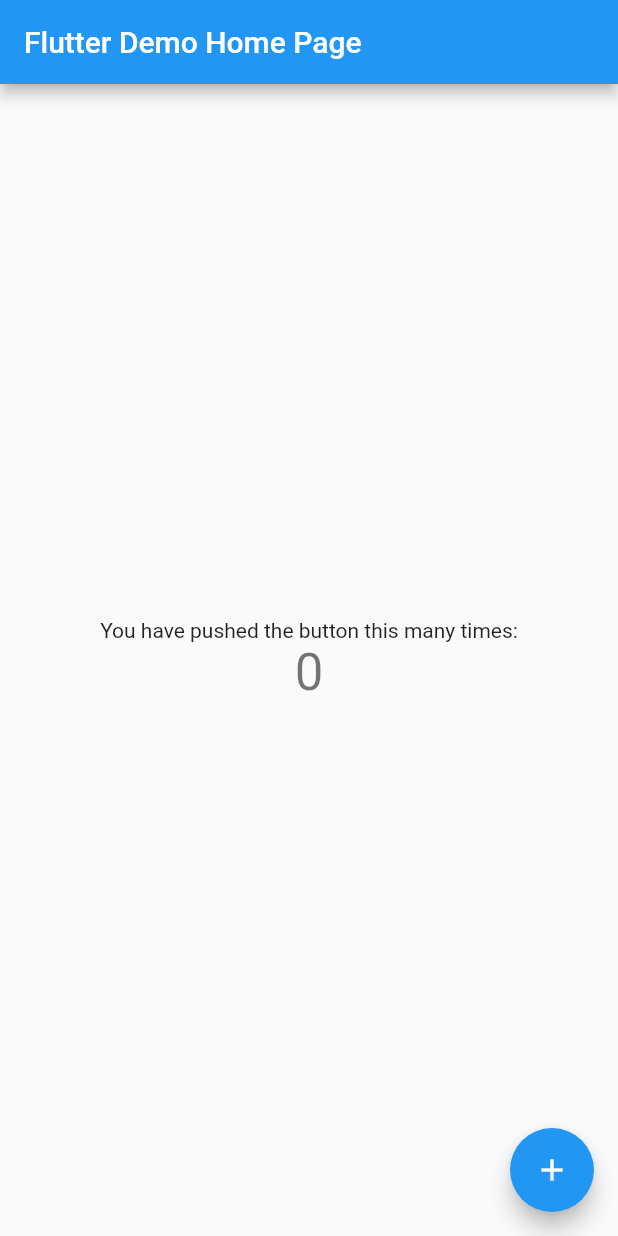
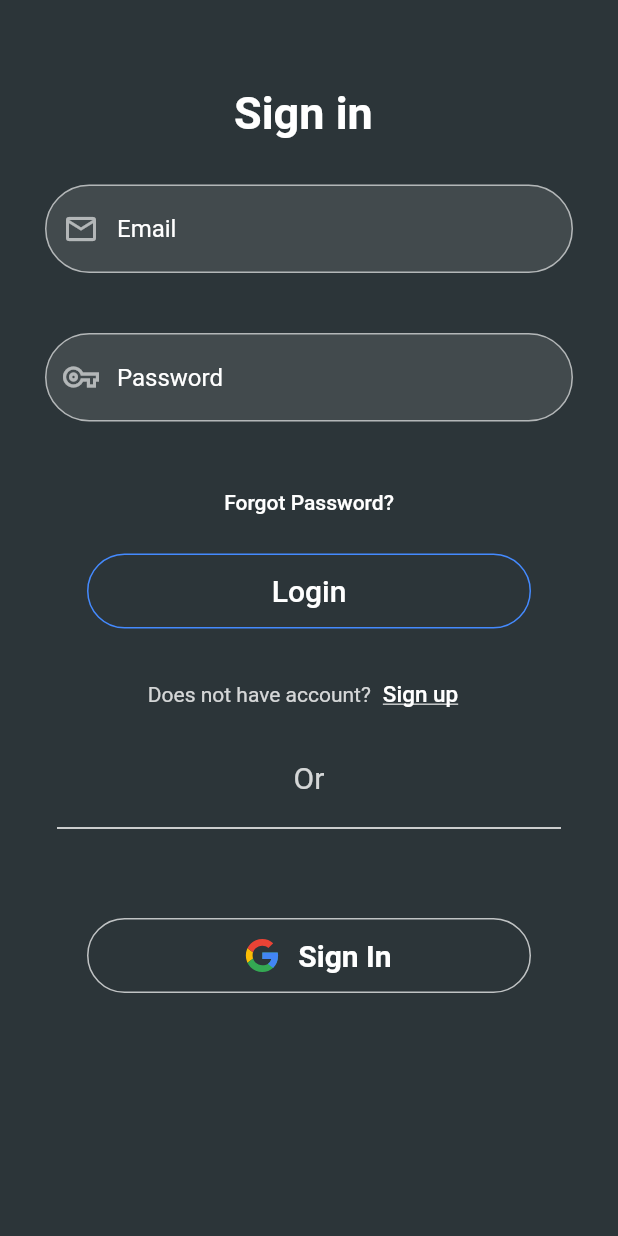
Before and after one commit to mayur4591/mini_project_1, a Flutter app: the screen it shows after launch, on a phone screen of 412 x 824 dp. Run offline on Flutter 3.47's test engine with Material 2 defaults, Android fonts, the phone set to English and light mode, and no system bars; our stand-ins replace flutter_svg; missing offline and left inert: arcore_flutter_plugin.

Commit message:
Initial commit

```diff
--- /dev/null
+++ b/lib/Screens/AuthenticationScreens/loginScreen.dart
@@ -0,0 +1,183 @@
+import 'package:flutter/material.dart';
+import 'package:flutter_svg/flutter_svg.dart';
+import 'package:untitled/Screens/AuthenticationScreens/signUpScreen.dart';
+
+class LoginScreen extends StatefulWidget {
+  const LoginScreen({Key? key}) : super(key: key);
+
+  @override
+  State<LoginScreen> createState() => _LoginScreenState();
+}
+
+class _LoginScreenState extends State<LoginScreen> {
+  TextEditingController emailController = TextEditingController();
+  TextEditingController passwordController = TextEditingController();
+  @override
+  Widget build(BuildContext context) {
+    return Padding(
+        padding: const EdgeInsets.all(10),
+        child: Padding(
+          padding: const EdgeInsets.only(top: 8.0,bottom: 8),
+          child: ListView(
+            children: <Widget>[
+              const SizedBox(height: 30,),
+              Container(
+                  alignment: Alignment.center,
+                  padding: const EdgeInsets.all(10),
+                  child: const Text(
+                    "Sign in ",
+                    style: TextStyle(fontSize: 30,color: Colors.white,fontWeight: FontWeight.bold),
+                  )),
+              Container(
+                padding: const EdgeInsets.all(20),
+                child: TextField(
+                  cursorColor: Colors.white,
+                  style: TextStyle(color: Colors.white),
+                  controller: emailController,
+                  decoration:  InputDecoration(
+                    prefixIcon: Icon(Icons.email_outlined,color: Colors.white.withOpacity(0.6),),
+                    filled: true,
+                    fillColor: Colors.white.withOpacity(0.1),
+                    hintText: 'Email',
+                    hintStyle: const TextStyle(color: Colors.white),
+                    enabledBorder: OutlineInputBorder(
+                      borderRadius: BorderRadius.circular(30),
+                      borderSide: BorderSide(width: 1, color: Colors.white.withOpacity(0.6)), //<-- SEE HERE
+                    ),
+                    focusedBorder:  OutlineInputBorder(
+                      borderRadius: BorderRadius.circular(30),
+                      borderSide: const BorderSide(width: 1, color: Colors.white), //<-- SEE HERE
+                    ),
+                ),
+              ),
+              ),
+              Container(
+                padding: const EdgeInsets.all(20),
+                decoration: BoxDecoration(
+                  borderRadius: BorderRadius.circular(20)
+                ),
+                child: TextField(
+                  cursorColor: Colors.white,
+                  style: TextStyle(color: Colors.white.withOpacity(0.9)),
+                  obscureText: true,
+                  controller: passwordController,
+                  decoration:  InputDecoration(
+                    prefixIcon: Icon(Icons.vpn_key_outlined,color: Colors.white.withOpacity(0.6),),
+                    filled: true,
+                    fillColor: Colors.white.withOpacity(0.1),
+                    hintText: 'Password',
+                    hintStyle: const TextStyle(color: Colors.white),
+                    enabledBorder: OutlineInputBorder(
+                      borderRadius: BorderRadius.circular(30),
+                      borderSide: BorderSide(width: 1, color: Colors.white.withOpacity(0.6)), //<-- SEE HERE
+                    ),
+                    focusedBorder:  OutlineInputBorder(
+                      borderRadius: BorderRadius.circular(30),
+                      borderSide: const BorderSide(width: 1, color: Colors.white), //<-- SEE HERE
+                    ),
+                  ),
+                ),
+              ),
+              const SizedBox(height: 10,),
+              TextButton(
+
+                onPressed: () {
+                  //forgot password screen
+                },
+                child:  const Text('Forgot Password?',style: TextStyle(color: Colors.white,fontWeight: FontWeight.w500),),
+              ),
+              const SizedBox(height: 10,),
+              Padding(
+                padding: const EdgeInsets.only(left: 38.0,right: 38),
+                child: Container(
+                    height: 50,
+                    padding: const EdgeInsets.fromLTRB(10, 0, 10, 0),
+                    child: TextButton(
+                      style: ButtonStyle(
+                          foregroundColor: MaterialStateProperty.all<Color>(Colors.blueAccent),
+                          shape: MaterialStateProperty.all<RoundedRectangleBorder>(
+                              RoundedRectangleBorder(
+                                  borderRadius: BorderRadius.circular(28.0),
+                                  side: const BorderSide(color: Colors.blueAccent)
+                              )
+                          )
+                      ),
+                      child: const Text('Login',style: TextStyle(color: Colors.white,fontWeight: FontWeight.w500,fontSize: 20),),
+                      onPressed: () {
+                        print(emailController.text);
+                        print(passwordController.text);
+                      },
+                    )
+                ),
+              ),
+              const SizedBox(height: 20,),
+              Row(
+                mainAxisAlignment: MainAxisAlignment.center,
+                children: <Widget>[
+                   Text('Does not have account?',style: TextStyle(color: Colors.white.withOpacity(0.8)),),
+                  TextButton(
+                    style: TextButton.styleFrom(
+                      primary: Colors.white,
+                    ),
+                    child: const Text(
+                      'Sign up',
+                      style: TextStyle(fontSize: 15,decoration: TextDecoration.underline),
+
+                    ),
+                    onPressed: () {
+                      //signup screen
+                      Navigator.push(context, MaterialPageRoute(builder: (context)=> SignUpScreen()));
+
+                    },
+                  )
+                ],
+              ),
+              const SizedBox(height: 20,),
+              Center(child: Text('Or',style: TextStyle(color: Colors.white.withOpacity(0.8),fontSize: 20),)),
+              const SizedBox(height: 10,),
+              const Padding(
+                padding: EdgeInsets.only(left: 28.0,right: 28,top: 10),
+                child: Divider(height: 4,color: Colors.white,thickness: 1,),
+              ),
+              const SizedBox(height: 20,),
+              Padding(
+                padding: const EdgeInsets.all(38.0),
+                child: Container(
+                    height: 50,
+                    padding: const EdgeInsets.fromLTRB(10, 0, 10, 0),
+                    child: TextButton(
+                      style: ButtonStyle(
+                          foregroundColor: MaterialStateProperty.all<Color>(Colors.red),
+                          shape: MaterialStateProperty.all<RoundedRectangleBorder>(
+                              RoundedRectangleBorder(
+                                  borderRadius: BorderRadius.circular(28.0),
+                                  side:  BorderSide(color: Colors.white.withOpacity(0.7))
+                              )
+                          )
+                      ),
+                      child: Row(
+                        mainAxisAlignment: MainAxisAlignment.center,
+                        children:  [
+                          Padding(
+                            padding: const EdgeInsets.only(top: 5.0,bottom: 5.0),
+                            child: SvgPicture.asset('assets/images/googleIcon.svg'),
+                          ),
+                           const Text('Sign In',style: TextStyle(color: Colors.white,fontWeight: FontWeight.bold,fontSize: 20),)
+                           //Text('Sign in',style: TextStyle(color: Colors.black,fontWeight: FontWeight.bold),),
+                        ],
+                      ),
+                      onPressed: () {
+                        print(emailController.text);
+                        print(passwordController.text);
+                      },
+                    )
+                ),
+              ),
+
+
+
+            ],
+          ),
+        ));
+  }
+}
--- a/lib/main.dart
+++ b/lib/main.dart
@@ -1,118 +1,29 @@
 import 'package:flutter/material.dart';
 import 'package:untitled/ArFunctionality/demo.dart';
+import 'package:untitled/Screens/AuthenticationScreens/loginScreen.dart';
 
 void main() {
   runApp(const MyApp());
 }
+class MyApp extends StatelessWidget {
+  const MyApp({Key? key}) : super(key: key);
 
-class MyApp extends StatelessWidget {
-  const MyApp({super.key});
-
-  // This widget is the root of your application.
   @override
   Widget build(BuildContext context) {
-    return MaterialApp(
-      title: 'Flutter Demo',
-      theme: ThemeData(
-        // This is the theme of your application.
-        //
-        // Try running your application with "flutter run". You'll see the
-        // application has a blue toolbar. Then, without quitting the app, try
-        // changing the primarySwatch below to Colors.green and then invoke
-        // "hot reload" (press "r" in the console where you ran "flutter run",
-        // or simply save your changes to "hot reload" in a Flutter IDE).
-        // Notice that the counter didn't reset back to zero; the application
-        // is not restarted.
-        primarySwatch: Colors.blue,
-      ),
-      home: const MyHomePage(title: 'Flutter Demo Home Page'),
+    return const MaterialApp(
+      debugShowCheckedModeBanner: false,
+      home: MainScreen(),
     );
   }
 }
 
-class MyHomePage extends StatefulWidget {
-  const MyHomePage({super.key, required this.title});
-
-  // This widget is the home page of your application. It is stateful, meaning
-  // that it has a State object (defined below) that contains fields that affect
-  // how it looks.
-
-  // This class is the configuration for the state. It holds the values (in this
-  // case the title) provided by the parent (in this case the App widget) and
-  // used by the build method of the State. Fields in a Widget subclass are
-  // always marked "final".
-
-  final String title;
-
-  @override
-  State<MyHomePage> createState() => _MyHomePageState();
-}
-
-class _MyHomePageState extends State<MyHomePage> {
-  int _counter = 0;
-
-  void _incrementCounter() {
-    setState(() {
-      // This call to setState tells the Flutter framework that something has
-      // changed in this State, which causes it to rerun the build method below
-      // so that the display can reflect the updated values. If we changed
-      // _counter without calling setState(), then the build method would not be
-      // called again, and so nothing would appear to happen.
-      _counter++;
-    });
-  }
+class MainScreen extends StatelessWidget {
+  const MainScreen({Key? key}) : super(key: key);
 
   @override
   Widget build(BuildContext context) {
-    // This method is rerun every time setState is called, for instance as done
-    // by the _incrementCounter method above.
-    //
-    // The Flutter framework has been optimized to make rerunning build methods
-    // fast, so that you can just rebuild anything that needs updating rather
-    // than having to individually change instances of widgets.
-    return Scaffold(
-      appBar: AppBar(
-        // Here we take the value from the MyHomePage object that was created by
-        // the App.build method, and use it to set our appbar title.
-        title: Text(widget.title),
-      ),
-      body: Center(
-        // Center is a layout widget. It takes a single child and positions it
-        // in the middle of the parent.
-        child: Column(
-          // Column is also a layout widget. It takes a list of children and
-          // arranges them vertically. By default, it sizes itself to fit its
-          // children horizontally, and tries to be as tall as its parent.
-          //
-          // Invoke "debug painting" (press "p" in the console, choose the
-          // "Toggle Debug Paint" action from the Flutter Inspector in Android
-          // Studio, or the "Toggle Debug Paint" command in Visual Studio Code)
-          // to see the wireframe for each widget.
-          //
-          // Column has various properties to control how it sizes itself and
-          // how it positions its children. Here we use mainAxisAlignment to
-          // center the children vertically; the main axis here is the vertical
-          // axis because Columns are vertical (the cross axis would be
-          // horizontal).
-          mainAxisAlignment: MainAxisAlignment.center,
-          children: <Widget>[
-            const Text(
-              'You have pushed the button this many times:',
-            ),
-            Text(
-              '$_counter',
-              style: Theme.of(context).textTheme.headline4,
-            ),
-          ],
-        ),
-      ),
-      floatingActionButton: FloatingActionButton(
-        onPressed: (){
-          Navigator.push(context, MaterialPageRoute(builder: (context)=>const Demo()));
-        },
-        tooltip: 'Increment',
-        child: const Icon(Icons.add),
-      ), // This trailing comma makes auto-formatting nicer for build methods.
-    );
+    return  Scaffold(
+      backgroundColor: Color.fromRGBO( 44, 53, 57,1),
+        body: LoginScreen());
   }
 }
--- a/pubspec.yaml
+++ b/pubspec.yaml
@@ -28,6 +28,7 @@ environment:
 # versions available, run `flutter pub outdated`.
 dependencies:
   arcore_flutter_plugin: ^0.0.11
+  flutter_svg: ^1.1.4
   flutter:
     sdk: flutter
 
@@ -61,6 +62,7 @@ flutter:
   # To add assets to your application, add an assets section, like this:
   assets:
     - assets/
+    - assets/images/
 
   # An image asset can refer to one or more resolution-specific "variants", see
   # https://flutter.dev/assets-and-images/#resolution-aware
```
Also changed, not shown: lib/Screens/AuthenticationScreens/signUpScreen.dart (added, +250 -0 lines), assets/images/googleIcon.svg (added), pubspec.lock.
